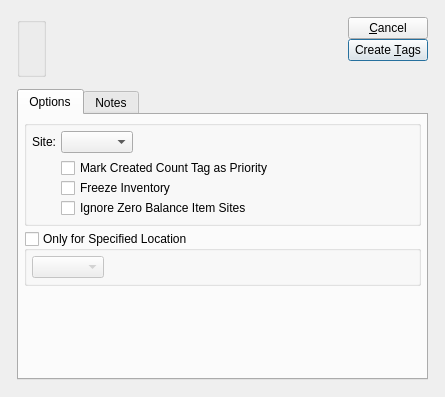
Before: the Qt Designer form guiclient/createCountTagsByParameterList.ui in discountscott/qt-client, drawn with Qt 5.
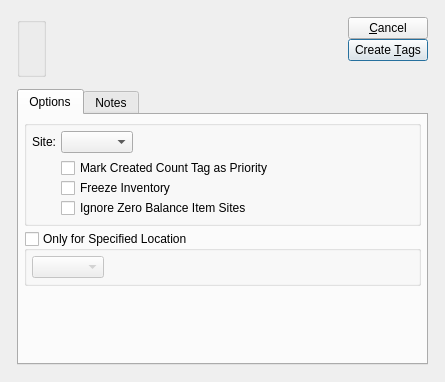
After: the same form once the commit is applied. Custom widgets are drawn as their Qt base class.

What changed in the file:
```diff
--- a/guiclient/createCountTagsByParameterList.ui
+++ b/guiclient/createCountTagsByParameterList.ui
@@ -8,13 +8,13 @@
 is available at www.xtuple.com/CPAL.  By using this software, you agree
 to be bound by its terms.</comment>
  <class>createCountTagsByParameterList</class>
- <widget class="QDialog" name="createCountTagsByParameterList">
-  <property name="geometry">
+ <widget class="QDialog" name="createCountTagsByParameterList" >
+  <property name="geometry" >
    <rect>
     <x>0</x>
     <y>0</y>
     <width>445</width>
-    <height>397</height>
+    <height>382</height>
    </rect>
   </property>
   <property name="windowTitle">
@@ -369,7 +369,7 @@
    </item>
   </layout>
  </widget>
- <layoutdefault spacing="5" margin="5"/>
+ <layoutdefault spacing="5" margin="5" />
  <customwidgets>
   <customwidget>
    <class>ParameterGroup</class>
```
Left out of the diff: 218 changed lines with no effect on the pictures.
